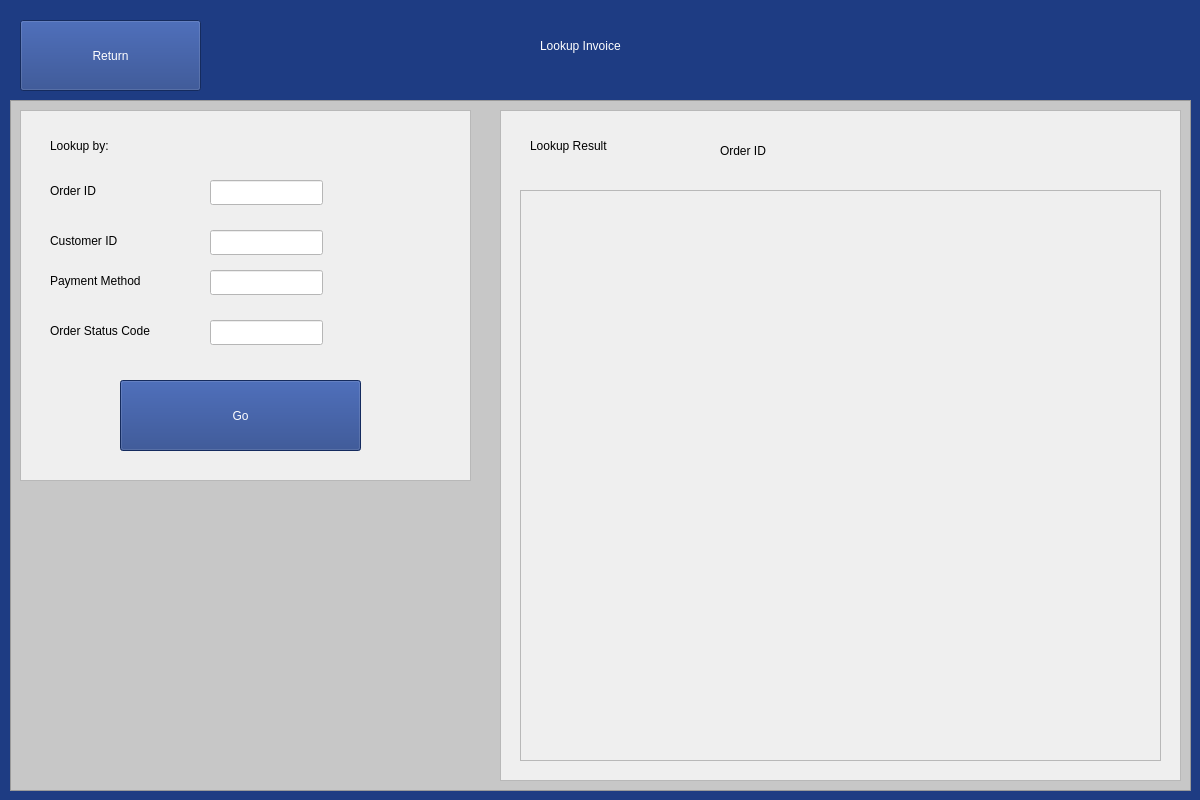
This is mainwindow.ui in oscarr777/comp-520-term-project as Qt 5 draws it before an edit. The edited form follows.
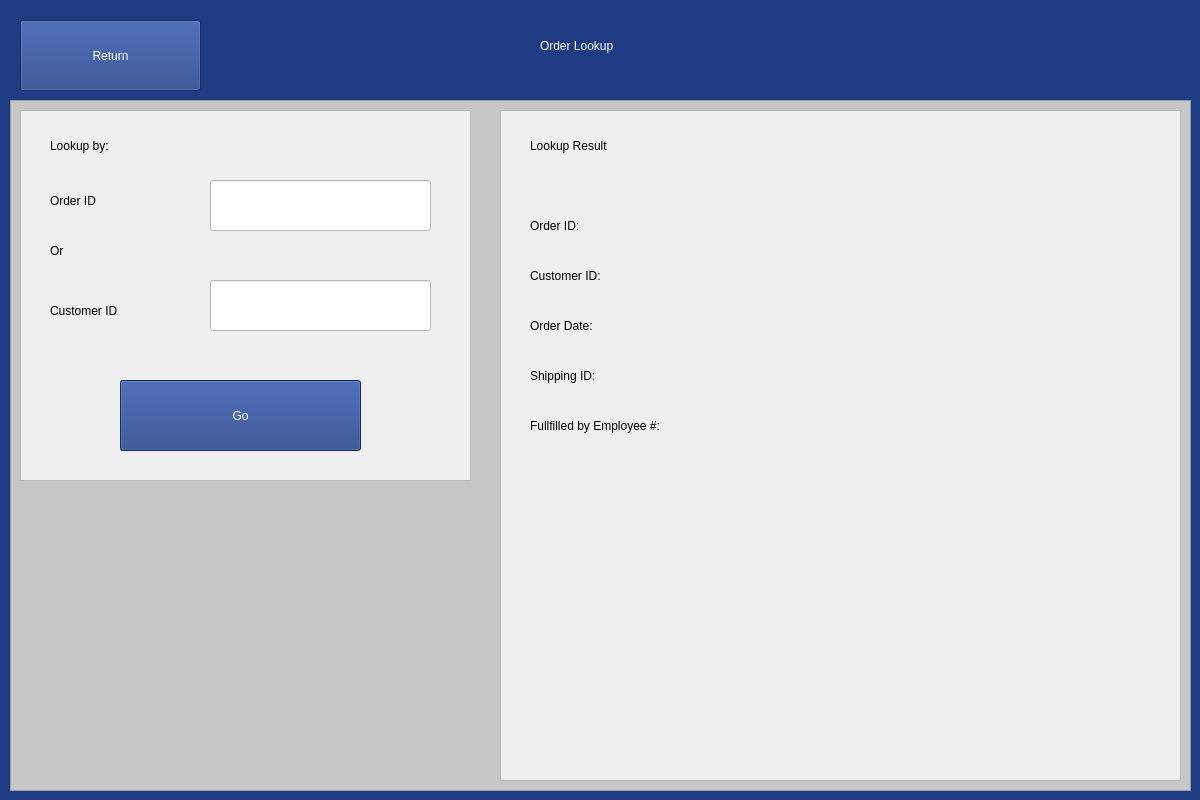
This is the edited form. The open tabs and pages were chosen to show the change.

Commit message: Created Login and Order Lookup features

Diff of the .ui file:
```diff
--- a/mainwindow.ui
+++ b/mainwindow.ui
@@ -1164,7 +1164,7 @@
 font: 20pt &quot;Sans Serif&quot;;</string>
       </property>
       <property name="text">
-       <string>Lookup Invoice</string>
+       <string>Order Lookup</string>
       </property>
      </widget>
      <widget class="QFrame" name="frame_6">
@@ -1203,47 +1203,13 @@
        <property name="frameShadow">
         <enum>QFrame::Raised</enum>
        </property>
-       <widget class="QLabel" name="label_34">
-        <property name="geometry">
-         <rect>
-          <x>30</x>
-          <y>210</y>
-          <width>141</width>
-          <height>21</height>
-         </rect>
-        </property>
-        <property name="styleSheet">
-         <string notr="true">color: rgb(0, 0, 0);
-</string>
-        </property>
-        <property name="text">
-         <string>Order Status Code</string>
-        </property>
-       </widget>
-       <widget class="QLineEdit" name="orderIdLineEdit_2">
+       <widget class="QLineEdit" name="orderIdLookupLineEdit">
         <property name="geometry">
          <rect>
           <x>190</x>
           <y>70</y>
-          <width>113</width>
-          <height>25</height>
-         </rect>
-        </property>
-        <property name="styleSheet">
-         <string notr="true">background-color: rgb(255, 255, 255);
-color: rgb(0, 0, 0);</string>
-        </property>
-        <property name="text">
-         <string/>
-        </property>
-       </widget>
-       <widget class="QLineEdit" name="orderStatusCodeLineEdit_2">
-        <property name="geometry">
-         <rect>
-          <x>190</x>
-          <y>210</y>
-          <width>113</width>
-          <height>25</height>
+          <width>221</width>
+          <height>51</height>
          </rect>
         </property>
         <property name="styleSheet">
@@ -1258,9 +1224,9 @@
         <property name="geometry">
          <rect>
           <x>30</x>
-          <y>120</y>
+          <y>180</y>
           <width>141</width>
-          <height>21</height>
+          <height>41</height>
          </rect>
         </property>
         <property name="styleSheet">
@@ -1275,26 +1241,9 @@
         <property name="geometry">
          <rect>
           <x>190</x>
-          <y>120</y>
-          <width>113</width>
-          <height>25</height>
-         </rect>
-        </property>
-        <property name="styleSheet">
-         <string notr="true">background-color: rgb(255, 255, 255);
-color: rgb(0, 0, 0);</string>
-        </property>
-        <property name="text">
-         <string/>
-        </property>
-       </widget>
-       <widget class="QLineEdit" name="customerPaymentMethodLineEdit_2">
-        <property name="geometry">
-         <rect>
-          <x>190</x>
-          <y>160</y>
-          <width>113</width>
-          <height>25</height>
+          <y>170</y>
+          <width>221</width>
+          <height>51</height>
          </rect>
         </property>
         <property name="styleSheet">
@@ -1309,7 +1258,7 @@
         <property name="geometry">
          <rect>
           <x>30</x>
-          <y>70</y>
+          <y>80</y>
           <width>141</width>
           <height>21</height>
          </rect>
@@ -1322,23 +1271,6 @@
          <string>Order ID</string>
         </property>
        </widget>
-       <widget class="QLabel" name="label_37">
-        <property name="geometry">
-         <rect>
-          <x>30</x>
-          <y>160</y>
-          <width>141</width>
-          <height>21</height>
-         </rect>
-        </property>
-        <property name="styleSheet">
-         <string notr="true">color: rgb(0, 0, 0);
-</string>
-        </property>
-        <property name="text">
-         <string>Payment Method</string>
-        </property>
-       </widget>
        <widget class="QLabel" name="label_46">
         <property name="geometry">
          <rect>
@@ -1374,6 +1306,23 @@
          <string>Go</string>
         </property>
        </widget>
+       <widget class="QLabel" name="label_37">
+        <property name="geometry">
+         <rect>
+          <x>30</x>
+          <y>130</y>
+          <width>141</width>
+          <height>21</height>
+         </rect>
+        </property>
+        <property name="styleSheet">
+         <string notr="true">color: rgb(0, 0, 0);
+</string>
+        </property>
+        <property name="text">
+         <string>Or</string>
+        </property>
+       </widget>
       </widget>
       <widget class="QFrame" name="frame_8">
        <property name="geometry">
@@ -1393,23 +1342,6 @@
        <property name="frameShadow">
         <enum>QFrame::Raised</enum>
        </property>
-       <widget class="QLabel" name="label_40">
-        <property name="geometry">
-         <rect>
-          <x>220</x>
-          <y>30</y>
-          <width>141</width>
-          <height>21</height>
-         </rect>
-        </property>
-        <property name="styleSheet">
-         <string notr="true">color: rgb(0, 0, 0);
-</string>
-        </property>
-        <property name="text">
-         <string>Order ID</string>
-        </property>
-       </widget>
        <widget class="QLabel" name="label_47">
         <property name="geometry">
          <rect>
@@ -1427,28 +1359,192 @@
          <string>Lookup Result</string>
         </property>
        </widget>
-       <widget class="QScrollArea" name="scrollArea">
+       <widget class="QLabel" name="orderIdStaticLabel">
         <property name="geometry">
          <rect>
-          <x>20</x>
-          <y>80</y>
-          <width>641</width>
-          <height>571</height>
+          <x>30</x>
+          <y>100</y>
+          <width>171</width>
+          <height>31</height>
          </rect>
         </property>
-        <property name="widgetResizable">
-         <bool>true</bool>
+        <property name="styleSheet">
+         <string notr="true">font: 700 18pt &quot;Quicksand&quot;;
+</string>
         </property>
-        <widget class="QWidget" name="scrollAreaWidgetContents">
-         <property name="geometry">
-          <rect>
-           <x>0</x>
-           <y>0</y>
-           <width>639</width>
-           <height>569</height>
-          </rect>
-         </property>
-        </widget>
+        <property name="text">
+         <string>Order ID:</string>
+        </property>
+       </widget>
+       <widget class="QLabel" name="customerIdStaticLabel">
+        <property name="geometry">
+         <rect>
+          <x>30</x>
+          <y>150</y>
+          <width>171</width>
+          <height>31</height>
+         </rect>
+        </property>
+        <property name="styleSheet">
+         <string notr="true">font: 700 18pt &quot;Quicksand&quot;;
+</string>
+        </property>
+        <property name="text">
+         <string>Customer ID:</string>
+        </property>
+       </widget>
+       <widget class="QLabel" name="orderDateStaticLabel">
+        <property name="geometry">
+         <rect>
+          <x>30</x>
+          <y>200</y>
+          <width>171</width>
+          <height>31</height>
+         </rect>
+        </property>
+        <property name="styleSheet">
+         <string notr="true">font: 700 18pt &quot;Quicksand&quot;;
+</string>
+        </property>
+        <property name="text">
+         <string>Order Date:</string>
+        </property>
+       </widget>
+       <widget class="QLabel" name="shippingIdStaticLabel">
+        <property name="geometry">
+         <rect>
+          <x>30</x>
+          <y>250</y>
+          <width>171</width>
+          <height>31</height>
+         </rect>
+        </property>
+        <property name="styleSheet">
+         <string notr="true">font: 700 18pt &quot;Quicksand&quot;;
+</string>
+        </property>
+        <property name="text">
+         <string>Shipping ID:</string>
+        </property>
+       </widget>
+       <widget class="QLabel" name="label_52">
+        <property name="geometry">
+         <rect>
+          <x>30</x>
+          <y>300</y>
+          <width>301</width>
+          <height>31</height>
+         </rect>
+        </property>
+        <property name="styleSheet">
+         <string notr="true">font: 700 18pt &quot;Quicksand&quot;;
+</string>
+        </property>
+        <property name="text">
+         <string>Fullfilled by Employee #:</string>
+        </property>
+       </widget>
+       <widget class="QLabel" name="orderIdLookupLabel">
+        <property name="geometry">
+         <rect>
+          <x>350</x>
+          <y>100</y>
+          <width>171</width>
+          <height>31</height>
+         </rect>
+        </property>
+        <property name="styleSheet">
+         <string notr="true">font: 700 18pt &quot;Quicksand&quot;;
+</string>
+        </property>
+        <property name="text">
+         <string/>
+        </property>
+       </widget>
+       <widget class="QLabel" name="customerIdLookupLabel">
+        <property name="geometry">
+         <rect>
+          <x>350</x>
+          <y>150</y>
+          <width>171</width>
+          <height>31</height>
+         </rect>
+        </property>
+        <property name="styleSheet">
+         <string notr="true">font: 700 18pt &quot;Quicksand&quot;;
+</string>
+        </property>
+        <property name="text">
+         <string/>
+        </property>
+       </widget>
+       <widget class="QLabel" name="orderDateLookupLabel">
+        <property name="geometry">
+         <rect>
+          <x>350</x>
+          <y>200</y>
+          <width>171</width>
+          <height>31</height>
+         </rect>
+        </property>
+        <property name="styleSheet">
+         <string notr="true">font: 700 18pt &quot;Quicksand&quot;;
+</string>
+        </property>
+        <property name="text">
+         <string/>
+        </property>
+       </widget>
+       <widget class="QLabel" name="shippingIdLookupLabel">
+        <property name="geometry">
+         <rect>
+          <x>350</x>
+          <y>250</y>
+          <width>171</width>
+          <height>31</height>
+         </rect>
+        </property>
+        <property name="styleSheet">
+         <string notr="true">font: 700 18pt &quot;Quicksand&quot;;
+</string>
+        </property>
+        <property name="text">
+         <string/>
+        </property>
+       </widget>
+       <widget class="QLabel" name="fByEmployeeIdLookupLabel">
+        <property name="geometry">
+         <rect>
+          <x>350</x>
+          <y>300</y>
+          <width>171</width>
+          <height>31</height>
+         </rect>
+        </property>
+        <property name="styleSheet">
+         <string notr="true">font: 700 18pt &quot;Quicksand&quot;;
+</string>
+        </property>
+        <property name="text">
+         <string/>
+        </property>
+       </widget>
+       <widget class="QLabel" name="nullLookupLabel">
+        <property name="geometry">
+         <rect>
+          <x>40</x>
+          <y>410</y>
+          <width>461</width>
+          <height>51</height>
+         </rect>
+        </property>
+        <property name="styleSheet">
+         <string notr="true">font: 700 18pt &quot;Quicksand&quot;;
+color: rgb(255, 0, 0);</string>
+        </property>
+        <property name="text">
+         <string/>
+        </property>
        </widget>
       </widget>
      </widget>
```
Left out of the diff: 432 changed lines with no effect on the pictures. The commit also changes 3 other files.
